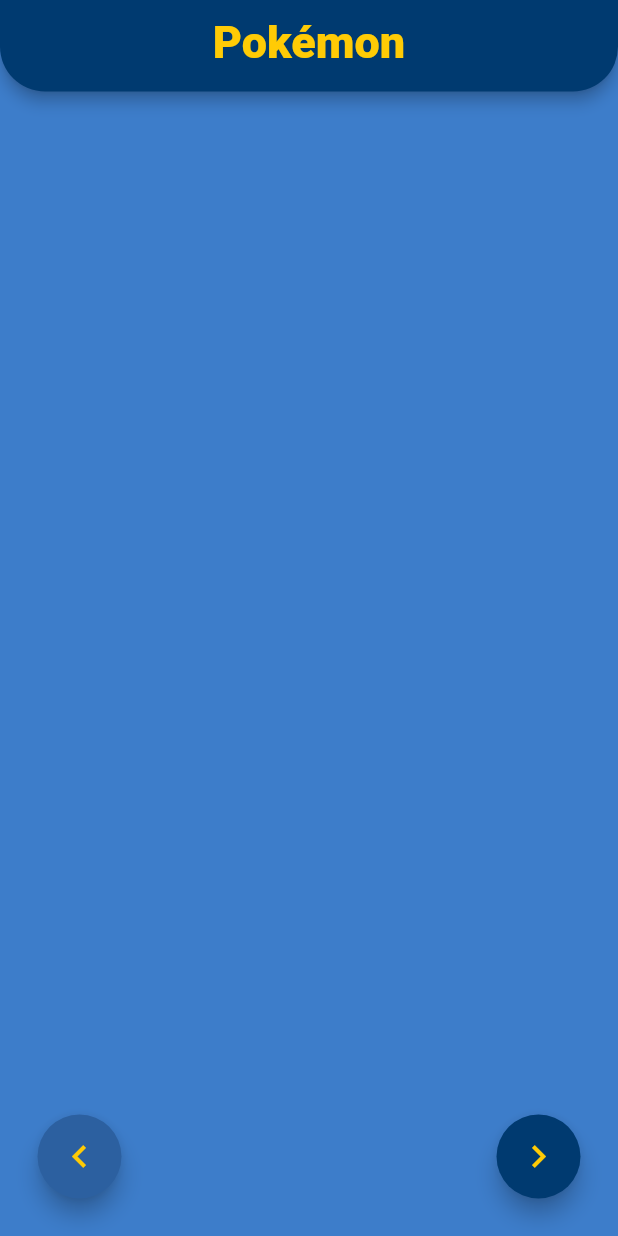
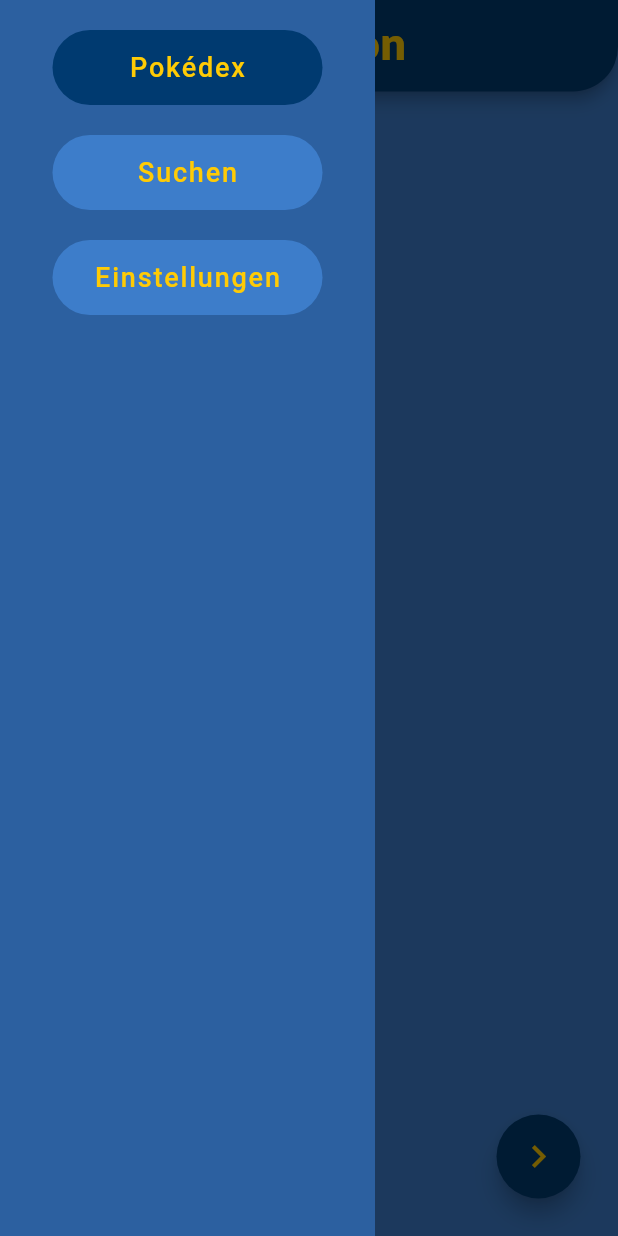
Before and after one commit to Mavv3006/Pokemon-Pokedex-App, a Flutter app: the screen it shows after launch, with the side drawer open (before the commit the screen has no drawer), on a phone screen of 412 x 824 dp. Run offline on Flutter 3.47's test engine with Material 2 defaults, Android fonts, the phone set to English and light mode, and no system bars; our stand-ins replace google_fonts; missing offline and left inert: to_string; network calls fail.

Commit message:
Added app drawer

```diff
--- /dev/null
+++ b/lib/screens/drawer/main_drawer.dart
@@ -0,0 +1,31 @@
+import 'package:flutter/material.dart';
+import 'package:pokemon_pokedex/screens/drawer/widgets/drawer_tile.dart';
+import 'package:pokemon_pokedex/utils/constants.dart';
+
+class MainDrawer extends StatelessWidget {
+  final List<DrawerTile> drawerTileList = <DrawerTile>[
+    DrawerTile(
+      title: "Pokédex",
+      isActive: true,
+    ),
+    DrawerTile(title: "Suchen"),
+    DrawerTile(title: "Einstellungen"),
+  ];
+
+  @override
+  Widget build(BuildContext context) {
+    return Container(
+      padding: const EdgeInsets.only(top: 20),
+      color: MyColors.BLUE_ACCENT,
+      width: 250,
+      child: ListView.separated(
+        itemBuilder: (context, index) => drawerTileList[index],
+        itemCount: drawerTileList.length,
+        separatorBuilder: (context, index) => SizedBox.fromSize(
+          size: Size.fromHeight(20),
+        ),
+        physics: NeverScrollableScrollPhysics(),
+      ),
+    );
+  }
+}
--- /dev/null
+++ b/lib/screens/drawer/widgets/drawer_tile.dart
@@ -0,0 +1,46 @@
+import 'package:flutter/material.dart';
+import 'package:google_fonts/google_fonts.dart';
+import 'package:pokemon_pokedex/utils/constants.dart';
+
+class DrawerTile extends StatelessWidget {
+  final String title;
+  final bool isActive;
+
+  const DrawerTile({
+    Key key,
+    @required this.title,
+    this.isActive = false,
+  }) : super(key: key);
+
+  @override
+  Widget build(BuildContext context) {
+    return Align(
+      alignment: Alignment.topCenter,
+      child: GestureDetector(
+        //TODO: implement routing
+        onTap: () => print(this.title),
+        child: Container(
+          width: 180,
+          height: 50,
+          alignment: Alignment.center,
+          padding: const EdgeInsets.fromLTRB(10, 10, 10, 10),
+          decoration: BoxDecoration(
+            borderRadius: BorderRadius.circular(30),
+            color: isActive ? MyColors.DARK_BLUE : MyColors.BLUE,
+          ),
+          child: Text(
+            title,
+            style: GoogleFonts.russoOne(
+              textStyle: Theme.of(context).textTheme.bodyText2.copyWith(
+                    fontSize: 18,
+                    fontWeight: FontWeight.w500,
+                    color: MyColors.YELLOW,
+                    letterSpacing: 1.2,
+                  ),
+            ),
+          ),
+        ),
+      ),
+    );
+  }
+}
--- a/lib/screens/mainScreen/main_screen.dart
+++ b/lib/screens/mainScreen/main_screen.dart
@@ -1,6 +1,8 @@
 import 'package:flutter/material.dart';
+import 'package:google_fonts/google_fonts.dart';
 import 'package:pokemon_pokedex/resources/provider/all_pokemons.dart';
 import 'package:pokemon_pokedex/screens/mainScreen/widgets/main_body.dart';
+import 'package:pokemon_pokedex/screens/drawer/main_drawer.dart';
 import 'package:pokemon_pokedex/utils/constants.dart';
 import 'package:provider/provider.dart';
 
@@ -11,6 +13,7 @@ class MyHomePage extends StatelessWidget {
 
     return Scaffold(
       backgroundColor: MyColors.BLUE,
+      drawer: MainDrawer(),
       appBar: AppBar(
         bottom: PreferredSize(
           child: Container(),
@@ -27,10 +30,12 @@ class MyHomePage extends StatelessWidget {
         backgroundColor: MyColors.DARK_BLUE,
         title: Text(
           "Pokémon",
-          style: TextStyle(
-            color: MyColors.YELLOW,
-            fontSize: 30,
-            fontWeight: FontWeight.w900,
+          style: GoogleFonts.lato(
+            textStyle: Theme.of(context).textTheme.headline6.copyWith(
+                  color: MyColors.YELLOW,
+                  fontSize: 30,
+                  fontWeight: FontWeight.w900,
+                ),
           ),
         ),
       ),
--- a/lib/screens/mainScreen/widgets/main_body.dart
+++ b/lib/screens/mainScreen/widgets/main_body.dart
@@ -39,6 +39,7 @@ class MainBody extends StatelessWidget {
             }
 
             print('failed state');
+            return Container();
           },
         );
       },
```
